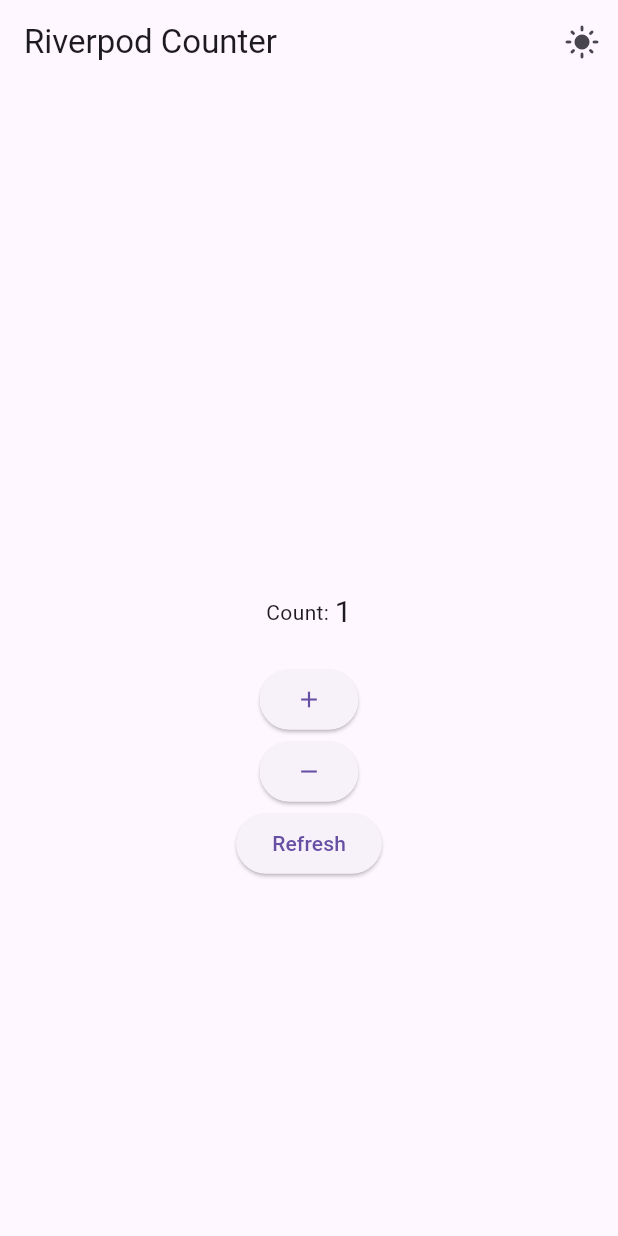
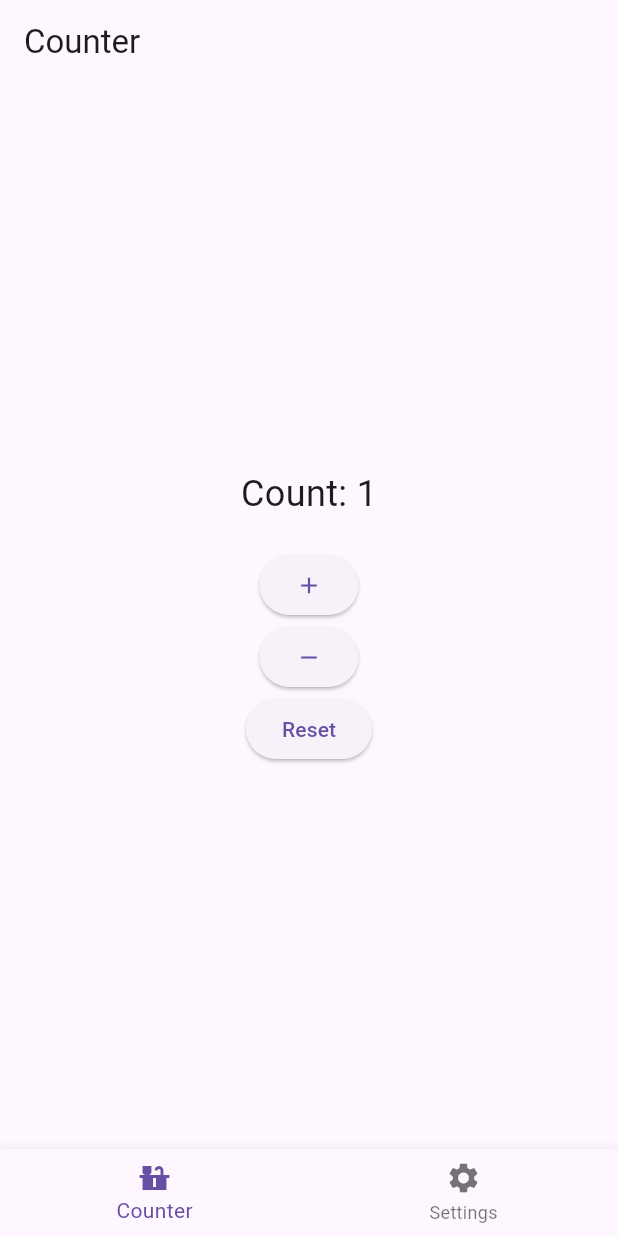
Before and after one commit to iamfarazbaloch/riverpod_counter, a Flutter app: the screen it shows after launch, after a tap on the "add" icon, on a phone screen of 412 x 824 dp. Run offline on Flutter 3.47's test engine with Material 3 defaults, Android fonts, the phone set to English and light mode, and no system bars; our stand-ins replace flutter_riverpod.

```diff
--- a/lib/main.dart
+++ b/lib/main.dart
@@ -1,9 +1,14 @@
 import 'package:flutter/material.dart';
 import 'package:flutter_riverpod/flutter_riverpod.dart';
 
+// Counter Provider
 final counterProvider = StateProvider<int>((ref) => 0);
 
+// Theme Mode Provider
 final themeProvider = StateProvider<bool>((ref) => false);
+
+// Bottom Navigation Provider
+final bottomNavProvider = StateProvider<int>((ref) => 0);
 
 void main() {
   runApp(ProviderScope(child: MyApp()));
@@ -22,72 +27,110 @@ class MyApp extends ConsumerWidget {
       darkTheme: ThemeData.dark(),
       themeMode:
           isDarkMode ? ThemeMode.dark : ThemeMode.light,
-      home: HomePage(),
+      home: MainScreen(),
     );
   }
 }
 
-class HomePage extends ConsumerWidget {
-  const HomePage({super.key});
+class MainScreen extends ConsumerWidget {
+  const MainScreen({super.key});
 
   @override
   Widget build(BuildContext context, WidgetRef ref) {
-    final count = ref.watch(counterProvider);
-    final isDarkMode = ref.watch(themeProvider);
+    final currentIndex = ref.watch(bottomNavProvider);
 
     return Scaffold(
-      appBar: AppBar(
-        title: const Text("Riverpod Counter"),
-        actions: [
-          IconButton(
-            icon: Icon(
-              isDarkMode
-                  ? Icons.dark_mode
-                  : Icons.light_mode,
-            ),
-            onPressed: () {
-              ref.read(themeProvider.notifier).state =
-                  !isDarkMode;
-            },
+      body: IndexedStack(
+        index: currentIndex,
+        children: const [CounterScreen(), SettingsScreen()],
+      ),
+      bottomNavigationBar: BottomNavigationBar(
+        currentIndex: currentIndex,
+        onTap:
+            (index) =>
+                ref.read(bottomNavProvider.notifier).state =
+                    index,
+        items: const [
+          BottomNavigationBarItem(
+            icon: Icon(Icons.countertops),
+            label: "Counter",
           ),
-        ],
-      ),
-      body: Column(
-        crossAxisAlignment: CrossAxisAlignment.center,
-        mainAxisAlignment: MainAxisAlignment.center,
-        children: [
-          const SizedBox(height: 100),
-          Row(
-            mainAxisAlignment: MainAxisAlignment.center,
-            children: [
-              const Text('Count: '),
-              Text(
-                '$count',
-                style: const TextStyle(fontSize: 20),
-              ),
-            ],
-          ),
-          const SizedBox(height: 20),
-          ElevatedButton(
-            onPressed: () {
-              ref.read(counterProvider.notifier).state++;
-            },
-            child: const Icon(Icons.add),
-          ),
-          ElevatedButton(
-            onPressed: () {
-              ref.read(counterProvider.notifier).state--;
-            },
-            child: const Icon(Icons.remove),
-          ),
-          ElevatedButton(
-            onPressed: () {
-              ref.read(counterProvider.notifier).state = 0;
-            },
-            child: const Text('Refresh'),
+          BottomNavigationBarItem(
+            icon: Icon(Icons.settings),
+            label: "Settings",
           ),
         ],
       ),
     );
   }
 }
+
+class CounterScreen extends ConsumerWidget {
+  const CounterScreen({super.key});
+
+  @override
+  Widget build(BuildContext context, WidgetRef ref) {
+    final count = ref.watch(counterProvider);
+    return Scaffold(
+      appBar: AppBar(title: const Text("Counter")),
+      body: Center(
+        child: Column(
+          mainAxisAlignment: MainAxisAlignment.center,
+          children: [
+            Text(
+              'Count: $count',
+              style: const TextStyle(fontSize: 24),
+            ),
+            const SizedBox(height: 20),
+            ElevatedButton(
+              onPressed:
+                  () =>
+                      ref
+                          .read(counterProvider.notifier)
+                          .state++,
+              child: const Icon(Icons.add),
+            ),
+            ElevatedButton(
+              onPressed:
+                  () =>
+                      ref
+                          .read(counterProvider.notifier)
+                          .state--,
+              child: const Icon(Icons.remove),
+            ),
+            ElevatedButton(
+              onPressed:
+                  () =>
+                      ref
+                          .read(counterProvider.notifier)
+                          .state = 0,
+              child: const Text('Reset'),
+            ),
+          ],
+        ),
+      ),
+    );
+  }
+}
+
+class SettingsScreen extends ConsumerWidget {
+  const SettingsScreen({super.key});
+
+  @override
+  Widget build(BuildContext context, WidgetRef ref) {
+    final isDarkMode = ref.watch(themeProvider);
+
+    return Scaffold(
+      appBar: AppBar(title: const Text("Settings")),
+      body: Center(
+        child: SwitchListTile(
+          title: const Text("Dark Mode"),
+          value: isDarkMode,
+          onChanged: (value) {
+            ref.read(themeProvider.notifier).state = value;
+          },
+        ),
+      ),
+    );
+  }
+}
```
